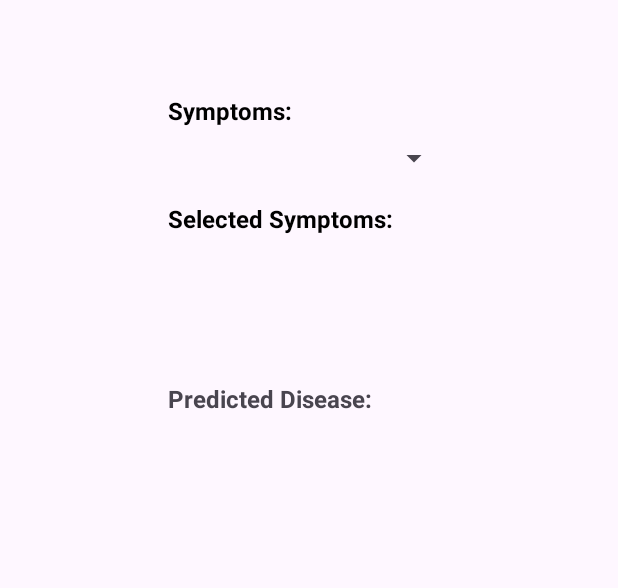
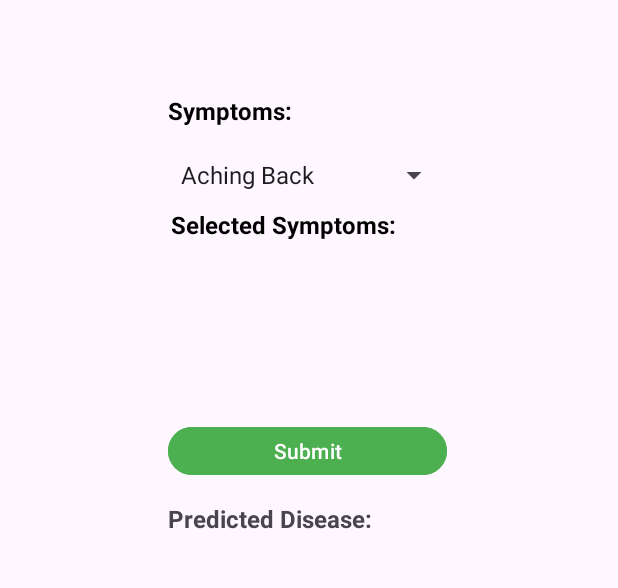
Before and after one commit to bendoantran/Software_development, an Android app: the screen it shows after launch (MainActivity), on a phone screen of 412 x 824 dp, the part 164-752 px from its top. Run offline under Robolectric (Android 15) with nearby library versions, the phone set to English and light mode, and no system bars.

Commit message:
Updated activity_main.xml with populating dropdown menu

```diff
--- a/app/src/main/java/com/example/healthtrackprototype/MainActivity.java
+++ b/app/src/main/java/com/example/healthtrackprototype/MainActivity.java
@@ -1,6 +1,9 @@
 package com.example.healthtrackprototype;
 
 import android.os.Bundle;
+import android.widget.ArrayAdapter;
+import android.widget.Spinner;
+import android.widget.TextView;
 
 import androidx.activity.EdgeToEdge;
 import androidx.appcompat.app.AppCompatActivity;
@@ -9,6 +12,8 @@ import androidx.core.view.ViewCompat;
 import androidx.core.view.WindowInsetsCompat;
 
 public class MainActivity extends AppCompatActivity {
+
+    private Spinner symptoms;
 
     @Override
     protected void onCreate(Bundle savedInstanceState) {
@@ -20,5 +25,12 @@ public class MainActivity extends AppCompatActivity {
             v.setPadding(systemBars.left, systemBars.top, systemBars.right, systemBars.bottom);
             return insets;
         });
+        symptoms = findViewById(R.id.symptoms);
+        String[] options = {"Aching Back", "Breathlessness", "Cough", "Diarrhea", "Fatigue", "Headache", "Muscle Cramp", "Nausea"};
+        ArrayAdapter<String> adapter = new ArrayAdapter<>(this, android.R.layout.simple_spinner_dropdown_item, options);
+        adapter.setDropDownViewResource(android.R.layout.simple_spinner_dropdown_item);
+        symptoms.setAdapter(adapter);
+
     }
+
 }
--- a/app/src/main/res/layout/activity_main.xml
+++ b/app/src/main/res/layout/activity_main.xml
@@ -36,29 +36,15 @@
         app:layout_constraintTop_toTopOf="parent" />
 
     <TextView
-        android:id="@+id/selectedSymptomsTag"
-        android:layout_width="wrap_content"
-        android:layout_height="wrap_content"
-        android:layout_marginTop="244dp"
-        android:text="Selected Symptoms:"
-        android:textColor="#000000"
-        android:textSize="16sp"
-        android:textStyle="bold"
-        app:layout_constraintEnd_toEndOf="parent"
-        app:layout_constraintHorizontal_bias="0.427"
-        app:layout_constraintStart_toStartOf="parent"
-        app:layout_constraintTop_toTopOf="parent" />
-
-    <TextView
-        android:id="@+id/symptomsSelected"
+        android:id="@+id/symptomsSelected2"
         android:layout_width="185dp"
         android:layout_height="48dp"
-        android:layout_marginTop="288dp"
+        android:layout_marginTop="488dp"
         android:isScrollContainer="true"
         android:textSize="14sp"
         android:textStyle="bold"
         app:layout_constraintEnd_toEndOf="parent"
-        app:layout_constraintHorizontal_bias="0.495"
+        app:layout_constraintHorizontal_bias="0.504"
         app:layout_constraintStart_toStartOf="parent"
         app:layout_constraintTop_toTopOf="parent" />
 
@@ -66,7 +52,7 @@
         android:id="@+id/predictedDiseaseTag"
         android:layout_width="wrap_content"
         android:layout_height="wrap_content"
-        android:layout_marginTop="364dp"
+        android:layout_marginTop="444dp"
         android:text="Predicted Disease:"
         android:textSize="16sp"
         android:textStyle="bold"
@@ -76,13 +62,53 @@
         app:layout_constraintTop_toTopOf="parent" />
 
     <Spinner
-        android:id="@+id/spinner"
+        android:id="@+id/symptoms"
         android:layout_width="187dp"
-        android:layout_height="25dp"
+        android:layout_height="wrap_content"
         android:layout_marginTop="30dp"
+        android:isScrollContainer="true"
+        android:nestedScrollingEnabled="true"
         android:spinnerMode="dropdown"
         app:layout_constraintEnd_toEndOf="parent"
         app:layout_constraintStart_toStartOf="parent"
         app:layout_constraintTop_toTopOf="@+id/symptomTag" />
 
+    <ListView
+        android:id="@+id/selectedSymptomsList"
+        android:layout_width="186dp"
+        android:layout_height="50dp"
+        android:layout_marginTop="16dp"
+        app:layout_constraintEnd_toEndOf="parent"
+        app:layout_constraintHorizontal_bias="0.506"
+        app:layout_constraintStart_toStartOf="parent"
+        app:layout_constraintTop_toBottomOf="@+id/selectedSymptomsTag" />
+
+    <TextView
+        android:id="@+id/selectedSymptomsTag"
+        android:layout_width="wrap_content"
+        android:layout_height="wrap_content"
+        android:layout_marginTop="248dp"
+        android:text="Selected Symptoms:"
+        android:textColor="#000000"
+        android:textSize="16sp"
+        android:textStyle="bold"
+        app:layout_constraintEnd_toEndOf="parent"
+        app:layout_constraintHorizontal_bias="0.435"
+        app:layout_constraintStart_toStartOf="parent"
+        app:layout_constraintTop_toTopOf="parent" />
+
+    <Button
+        android:id="@+id/submitSymptomsButton"
+        android:layout_width="186dp"
+        android:layout_height="40dp"
+        android:layout_marginStart="112dp"
+        android:layout_marginTop="140dp"
+        android:layout_marginEnd="113dp"
+        android:backgroundTint="#4CAF50"
+        android:text="Submit"
+        app:layout_constraintEnd_toEndOf="parent"
+        app:layout_constraintHorizontal_bias="0.0"
+        app:layout_constraintStart_toStartOf="parent"
+        app:layout_constraintTop_toBottomOf="@+id/symptoms" />
+
 </androidx.constraintlayout.widget.ConstraintLayout>
```
